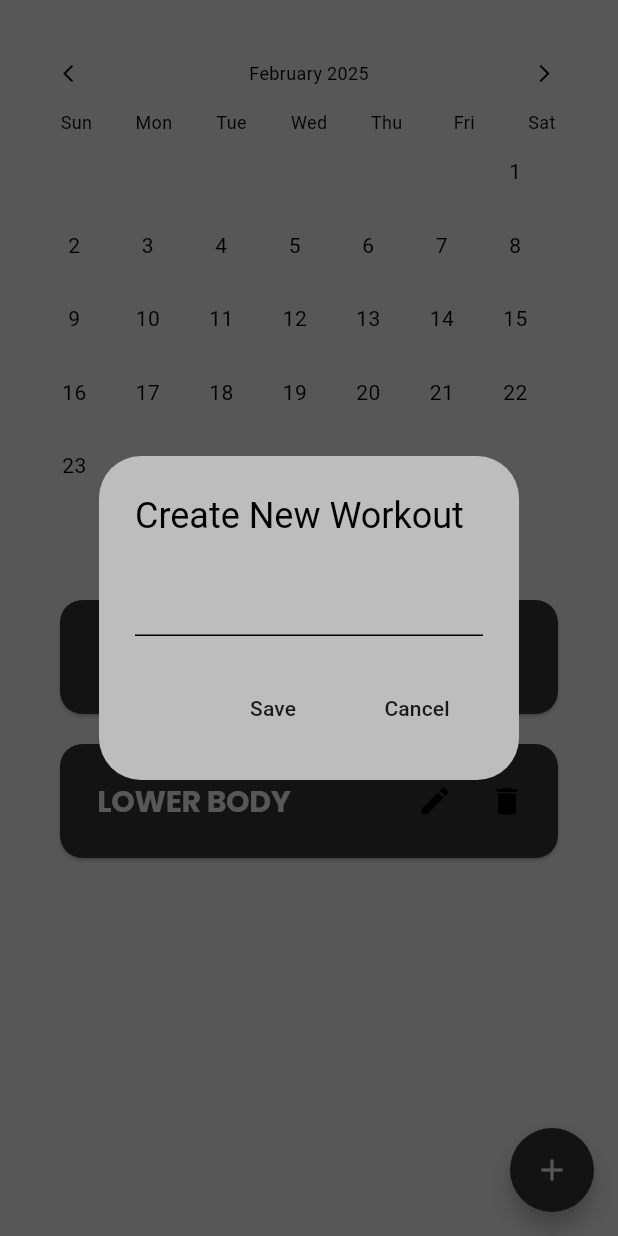
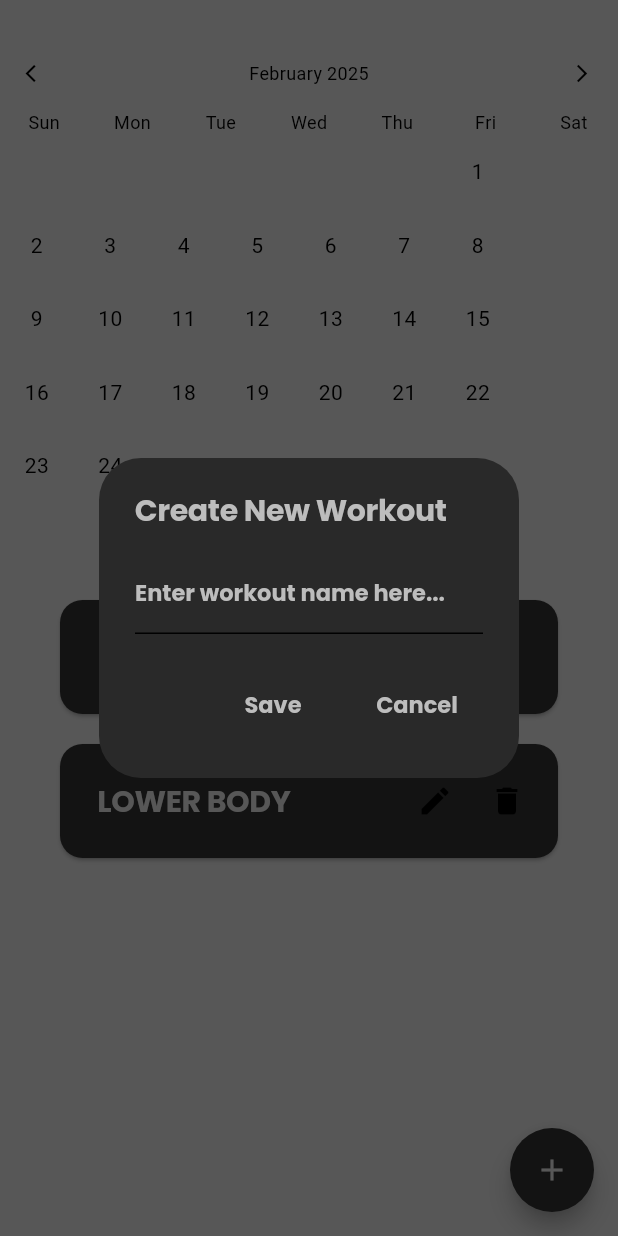
Before and after one commit to DevAidanH/WorkoutTracker, a Flutter app: the Homepage screen opened directly, after a tap on the "add" icon, on a phone screen of 412 x 824 dp. Run offline on Flutter 3.47's test engine with Material 3 defaults, Android fonts, the phone set to English and light mode, and no system bars; our stand-ins replace flutter_heatmap_calendar, google_fonts, hive, hive_flutter; accounts and stored records are empty.

Commit message:
Minor UI updates

```diff
--- a/lib/components/exercise_tile.dart
+++ b/lib/components/exercise_tile.dart
@@ -27,7 +27,7 @@ class ExerciseTile extends StatelessWidget {
     return Consumer<WorkoutData>(
       builder: (context, value, child) => Container(
             color: isCompleted ? Theme.of(context).colorScheme.secondary : Theme.of(context).colorScheme.primary,
-            margin: EdgeInsets.symmetric(horizontal: 30, vertical: 5),
+            margin: EdgeInsets.symmetric(horizontal: 30, vertical: 10),
             child: ListTile(
               onTap: () => onCheckboxChanged!(isCompleted),
               contentPadding: EdgeInsets.all(10),
--- a/lib/components/heatmap.dart
+++ b/lib/components/heatmap.dart
@@ -12,7 +12,7 @@ class myHeatmap extends StatelessWidget {
   @override
   Widget build(BuildContext context) {
     return Container(
-      padding: EdgeInsets.all(25),
+      padding: EdgeInsets.symmetric(vertical: 25, horizontal: 0),
       child: HeatMapCalendar(
         datasets: datasets,
         colorMode: ColorMode.color,
--- a/lib/main.dart
+++ b/lib/main.dart
@@ -5,7 +5,6 @@ import 'package:provider/provider.dart';
 import 'package:workout_tracker/data/workout_data.dart';
 import 'package:workout_tracker/pages/login.dart';
 import 'package:workout_tracker/themes/themes.dart';
-import 'pages/homepage.dart';
 
 void main() async {
   //Init HIve - local storage
--- a/lib/pages/homepage.dart
+++ b/lib/pages/homepage.dart
@@ -27,20 +27,22 @@ class _HomepageState extends State<Homepage> {
     showDialog(
       context: context,
       builder: (context) => AlertDialog(
-        title: Text("Create New Workout"),
+        title: Text("Create New Workout", style: Theme.of(context).textTheme.displayLarge),
+        backgroundColor: Theme.of(context).colorScheme.primary,
         content: TextField(
           controller: newWorkoutNameController,
+          decoration: InputDecoration(border: UnderlineInputBorder(), labelText: "Enter workout name here...", labelStyle: Theme.of(context).textTheme.displaySmall),
         ),
         actions: [
           //Save button
           MaterialButton(
             onPressed: save,
-            child: Text("Save")
+            child: Text("Save", style: Theme.of(context).textTheme.displaySmall,)
           ),
           //Cancel button
           MaterialButton(
             onPressed: cancel,
-            child: Text("Cancel"),
+            child: Text("Cancel", style: Theme.of(context).textTheme.displaySmall,),
           )
         ],
         )
--- a/lib/themes/themes.dart
+++ b/lib/themes/themes.dart
@@ -15,6 +15,11 @@ ThemeData lightmode = ThemeData(
       fontWeight: FontWeight.bold,
       color: Color(0xFFBDBDBD)
     ),
+    displayMedium: GoogleFonts.poppins(
+      fontSize: 17.5,
+      fontWeight: FontWeight.bold,
+      color: Color(0xFFBDBDBD)
+    ),
     displaySmall: GoogleFonts.poppins(
       fontSize: 15,
       fontWeight: FontWeight.bold,
```
Also changed, not shown: lib/pages/workoutpage.dart (+8 -5 lines), 1 other file.
